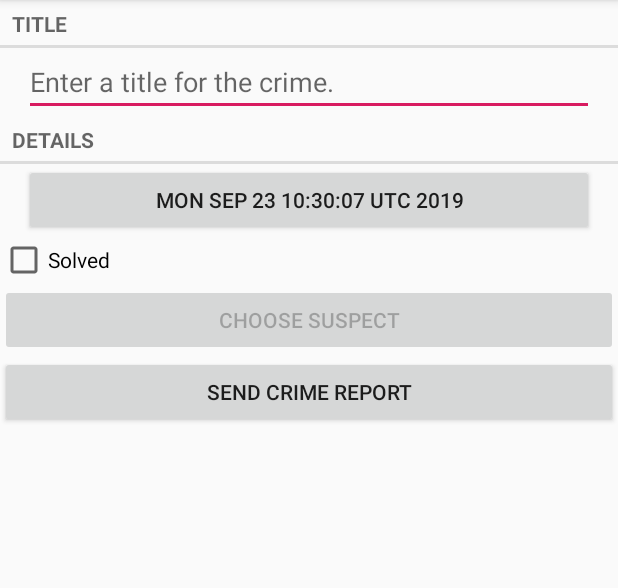
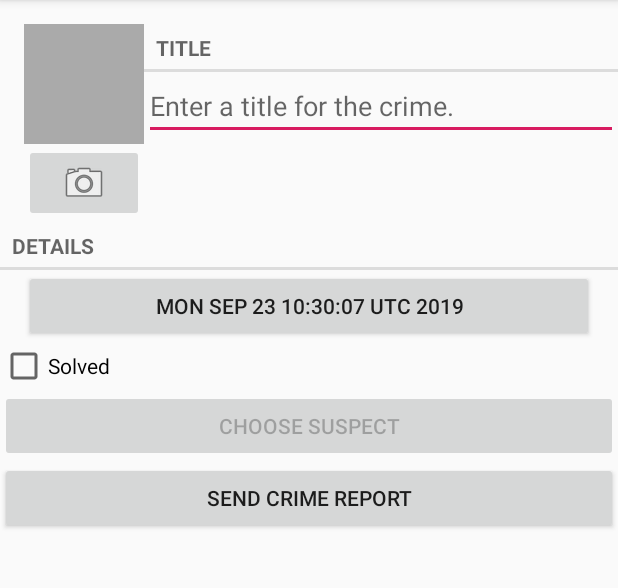
Before and after one commit to jenlau250/CriminalIntentJava, an Android app: the CrimeFragment screen opened directly, with no data from a screen before it, on a phone screen of 412 x 824 dp, the part 84-672 px from its top. Run offline under Robolectric (Android 15) with nearby library versions, the phone set to English and light mode, and no system bars.

Commit message:
Updated detail screen with photo/camera

```diff
--- a/app/src/main/res/layout/fragment_crime.xml
+++ b/app/src/main/res/layout/fragment_crime.xml
@@ -4,18 +4,77 @@
     android:layout_margin="16dp"
     android:orientation="vertical">
 
-    <TextView
-        style="?android:listSeparatorTextViewStyle"
-        android:layout_width="match_parent"
-        android:layout_height="wrap_content"
-        android:text="@string/crime_title_label"/>
-    <EditText
-        android:id="@+id/crime_title"
+<!--    <TextView-->
+<!--        style="?android:listSeparatorTextViewStyle"-->
+<!--        android:layout_width="match_parent"-->
+<!--        android:layout_height="wrap_content"-->
+<!--        android:text="@string/crime_title_label"/>-->
+<!--    <EditText-->
+<!--        android:id="@+id/crime_title"-->
+<!--        android:layout_width="match_parent"-->
+<!--        android:layout_height="wrap_content"-->
+<!--        android:layout_marginLeft="16dp"-->
+<!--        android:layout_marginRight="16dp"-->
+<!--        android:hint="@string/crime_title_hint"/>-->
+    <LinearLayout
+        android:orientation="horizontal"
         android:layout_width="match_parent"
         android:layout_height="wrap_content"
         android:layout_marginLeft="16dp"
-        android:layout_marginRight="16dp"
-        android:hint="@string/crime_title_hint"/>
+        android:layout_marginTop="16dp">
+
+        <LinearLayout
+            android:layout_width="wrap_content"
+            android:layout_height="wrap_content"
+            android:orientation="vertical">
+
+            <ImageView
+                android:id="@+id/crime_photo"
+                android:layout_width="80dp"
+                android:layout_height="80dp"
+                android:scaleType="centerInside"
+                android:cropToPadding="true"
+                android:background="@android:color/darker_gray"/>
+
+            <ImageButton
+                android:id="@+id/crime_camera"
+                android:layout_width="match_parent"
+                android:layout_height="wrap_content"
+                android:src="@android:drawable/ic_menu_camera"/>
+
+
+
+        </LinearLayout>
+
+        <LinearLayout
+            android:layout_width="0dp"
+            android:layout_height="wrap_content"
+            android:layout_weight="1"
+            android:orientation="vertical">
+
+            <TextView
+                android:layout_width="match_parent"
+                android:layout_height="wrap_content"
+                android:text="@string/crime_title_label"
+                style="?android:listSeparatorTextViewStyle"/>
+
+            <EditText
+                android:id="@+id/crime_title"
+                android:layout_width="match_parent"
+                android:layout_height="wrap_content"
+                android:hint="@string/crime_title_hint"/>
+
+
+
+
+        </LinearLayout>
+
+
+
+
+
+    </LinearLayout>
+
     <TextView
         style="?android:listSeparatorTextViewStyle"
         android:layout_width="match_parent"
@@ -46,4 +105,7 @@
         android:text="@string/crime_report_text"/>
 
 
+
+
+
 </LinearLayout>
```
